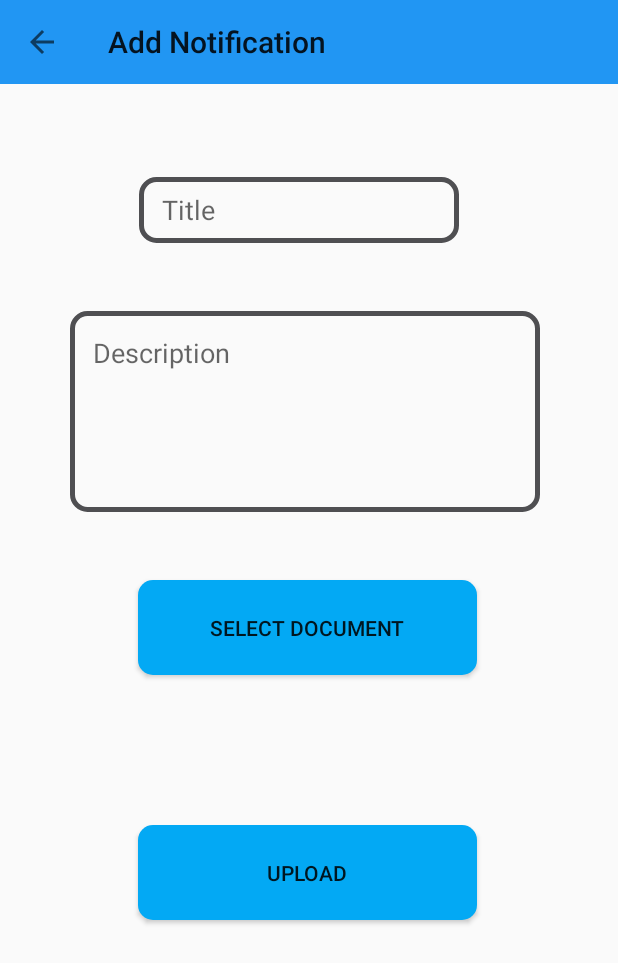
After one commit to rahulverma0209/ProHandler, an Android app: the UploadNotification screen opened directly, with no data from a screen before it, on a phone screen of 412 x 824 dp. The commit adds this screen. Shown: the top 963 px of the screen. Run offline under Robolectric (Android 15) with nearby library versions, the phone set to English and light mode, and no system bars.

Commit message:
UploadNotification page

```diff
--- /dev/null
+++ b/app/src/main/java/com/example/tryauth/UploadNotification.java
@@ -0,0 +1,71 @@
+package com.example.tryauth;
+
+import android.content.Intent;
+import android.net.Uri;
+import android.support.annotation.Nullable;
+import android.support.v7.app.AppCompatActivity;
+import android.os.Bundle;
+import android.support.v7.widget.Toolbar;
+import android.view.*;
+import android.widget.*;
+
+public class UploadNotification extends AppCompatActivity {
+
+    private Button selectDoc;
+    private ImageView imageView;
+    private Toolbar mtoolbar;
+    private static final int DOCUMENT_PICK = 1;
+    private Uri docPath;
+
+    @Override
+    protected void onCreate(Bundle savedInstanceState) {
+        super.onCreate(savedInstanceState);
+        setContentView(R.layout.activity_upload_notification);
+
+        selectDoc = findViewById(R.id.selectDoc);
+        imageView = findViewById(R.id.imageView);
+
+        mtoolbar = findViewById(R.id.main_page_toolbar);
+        setSupportActionBar(mtoolbar);
+        getSupportActionBar().setTitle("Add Notification");
+        getSupportActionBar().setDisplayHomeAsUpEnabled(true);
+
+        selectDoc.setOnClickListener(new View.OnClickListener() {
+            @Override
+            public void onClick(View v) {
+                createNotification();
+            }
+        });
+    }
+
+    public void createNotification(){
+
+        Intent documentIntent = new Intent();
+        documentIntent.setType("*/*");
+        documentIntent.setAction(Intent.ACTION_GET_CONTENT);
+
+        startActivityForResult(Intent.createChooser(documentIntent,"Select Document"),DOCUMENT_PICK);
+    }
+
+    @Override
+    protected void onActivityResult(int requestCode, int resultCode, @Nullable Intent data) {
+        super.onActivityResult(requestCode, resultCode, data);
+
+        if(requestCode == DOCUMENT_PICK && resultCode == RESULT_OK){
+            Toast.makeText(this,"File Selected",Toast.LENGTH_LONG).show();
+            docPath = data.getData();
+
+            imageView.setBackgroundResource(R.drawable.doc_logo);
+        }
+    }
+
+    //For back arrow key <-
+    @Override
+    public boolean onOptionsItemSelected(MenuItem item) {
+        int id = item.getItemId();
+        if(id==android.R.id.home)
+            this.finish();
+
+        return super.onOptionsItemSelected(item);
+    }
+}
--- a/app/src/main/res/layout/activity_main.xml
+++ b/app/src/main/res/layout/activity_main.xml
@@ -38,10 +38,11 @@
     <FrameLayout
         android:id="@+id/main_page_frame"
         android:layout_width="match_parent"
-        android:layout_height="620dp"
+        android:layout_height="0dp"
         app:layout_constraintBottom_toTopOf="@+id/bottom_nav"
         app:layout_constraintEnd_toEndOf="parent"
-        app:layout_constraintStart_toStartOf="parent">
+        app:layout_constraintStart_toStartOf="parent"
+        app:layout_constraintTop_toBottomOf="@+id/appBarLayout">
 
     </FrameLayout>
 
--- /dev/null
+++ b/app/src/main/res/layout/activity_upload_notification.xml
@@ -0,0 +1,87 @@
+<?xml version="1.0" encoding="utf-8"?>
+<android.support.constraint.ConstraintLayout xmlns:android="http://schemas.android.com/apk/res/android"
+    xmlns:app="http://schemas.android.com/apk/res-auto"
+    xmlns:tools="http://schemas.android.com/tools"
+    android:layout_width="match_parent"
+    android:layout_height="match_parent"
+    tools:context=".UploadNotification">
+
+    <include
+        android:id="@+id/main_page_toolbar"
+        layout="@layout/app_bar_layout" />
+
+    <Button
+        android:id="@+id/selectDoc"
+        android:layout_width="226dp"
+        android:layout_height="63dp"
+        android:layout_marginStart="92dp"
+        android:layout_marginTop="45dp"
+        android:layout_marginEnd="93dp"
+        android:background="@drawable/button_round"
+        android:text="Select Document"
+        app:layout_constraintEnd_toEndOf="parent"
+        app:layout_constraintHorizontal_bias="0.0"
+        app:layout_constraintStart_toStartOf="parent"
+        app:layout_constraintTop_toBottomOf="@+id/description" />
+
+    <Button
+        android:id="@+id/upload"
+        android:layout_width="226dp"
+        android:layout_height="63dp"
+        android:layout_marginStart="92dp"
+        android:layout_marginTop="16dp"
+        android:layout_marginEnd="93dp"
+        android:background="@drawable/button_round"
+        android:text="UPLOAD"
+        app:layout_constraintEnd_toEndOf="parent"
+        app:layout_constraintHorizontal_bias="0.0"
+        app:layout_constraintStart_toStartOf="parent"
+        app:layout_constraintTop_toBottomOf="@+id/imageView" />
+
+    <ImageView
+        android:id="@+id/imageView"
+        android:layout_width="60dp"
+        android:layout_height="60dp"
+        android:layout_marginStart="46dp"
+        android:layout_marginTop="24dp"
+        android:layout_marginEnd="305dp"
+        app:layout_constraintEnd_toEndOf="parent"
+        app:layout_constraintHorizontal_bias="0.0"
+        app:layout_constraintStart_toStartOf="parent"
+        app:layout_constraintTop_toBottomOf="@+id/selectDoc"
+        tools:srcCompat="@tools:sample/avatars" />
+
+    <EditText
+        android:id="@+id/title"
+        android:layout_width="wrap_content"
+        android:layout_height="44dp"
+        android:layout_marginStart="92dp"
+        android:layout_marginTop="62dp"
+        android:layout_marginEnd="106dp"
+        android:background="@drawable/edittext_round"
+        android:ems="10"
+        android:hint="Title"
+        android:inputType="textPersonName"
+        android:paddingLeft="15dp"
+        app:layout_constraintEnd_toEndOf="parent"
+        app:layout_constraintStart_toStartOf="parent"
+        app:layout_constraintTop_toBottomOf="@+id/main_page_toolbar" />
+
+    <EditText
+        android:id="@+id/description"
+        android:layout_width="313dp"
+        android:layout_height="134dp"
+        android:layout_marginStart="46dp"
+        android:layout_marginTop="45dp"
+        android:layout_marginEnd="52dp"
+        android:background="@drawable/edittext_round"
+        android:ems="10"
+        android:gravity="start|top"
+        android:hint="Description"
+        android:inputType="textMultiLine"
+        android:padding="15dp"
+        app:layout_constraintEnd_toEndOf="parent"
+        app:layout_constraintStart_toStartOf="parent"
+        app:layout_constraintTop_toBottomOf="@+id/title" />
+
+</android.support.constraint.ConstraintLayout>
--- a/app/src/main/res/layout/fragment_notification.xml
+++ b/app/src/main/res/layout/fragment_notification.xml
@@ -11,6 +11,7 @@
         android:layout_width="match_parent"
         android:layout_height="wrap_content"
         android:fontFamily="sans-serif-condensed-medium"
+        android:layout_marginTop="0dp"
         android:text="Notifications"
         android:textAlignment="center"
         android:textColor="#000000"
@@ -35,6 +36,7 @@
         android:layout_marginBottom="33dp"
         android:contentDescription="submit"
         android:src="@android:drawable/ic_input_add"
+        android:visibility="invisible"
         app:layout_constraintBottom_toBottomOf="parent"
         app:layout_constraintEnd_toEndOf="parent" />
 
```
Also changed, not shown: app/src/main/AndroidManifest.xml (+12 -5 lines), app/src/main/java/com/example/tryauth/MainActivity.java (+5 -7 lines), app/src/main/java/com/example/tryauth/NotificationFragment.java (+4 -4 lines), app/src/main/java/com/example/tryauth/SignupActivity.java (+10 -0 lines), app/src/main/res/layout/activity_signup.xml (+3 -6 lines), app/src/main/res/layout/activity_start.xml (+6 -8 lines), app/src/main/res/drawable/prohandlerlogo2.png (added).
